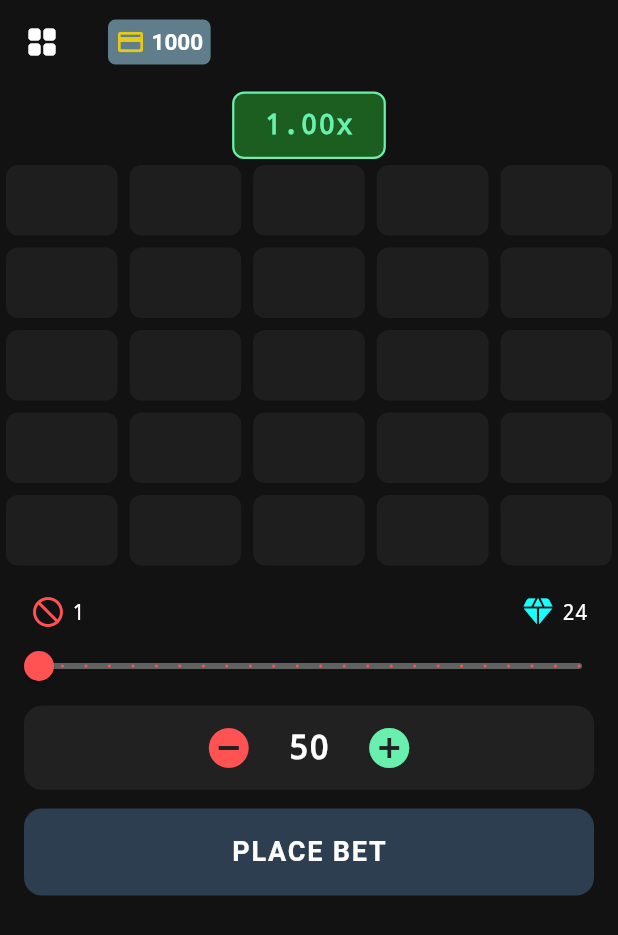
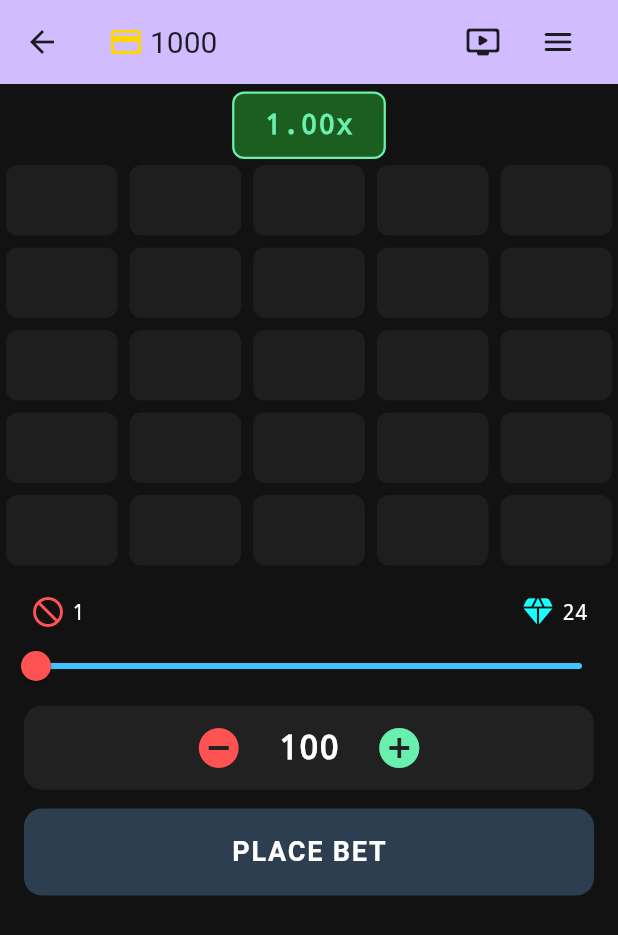
Before and after one commit to noahkim006/gamba_game, a Flutter app: the DiamondGame screen opened directly, after a tap on the "remove circle" icon, on a phone screen of 412 x 824 dp. Shown: the top 935 px of the screen. Run offline on Flutter 3.47's test engine with Material 3 defaults, Android fonts, the phone set to English and light mode, and no system bars; our stand-ins replace shared_preferences; accounts and stored records are empty.

```diff
--- a/lib/assets/globals.dart
+++ b/lib/assets/globals.dart
@@ -2,3 +2,6 @@
 
 ValueNotifier<int> betValue = ValueNotifier<int>(100);
 ValueNotifier<double> betMultiplier = ValueNotifier<double>(1.00);
+ValueNotifier<int> currentBalance = ValueNotifier<int>(0);
+
+// int testBal = getBalance();
--- a/lib/pages/diamonds_game_page.dart
+++ b/lib/pages/diamonds_game_page.dart
@@ -1,7 +1,8 @@
 import 'package:flutter/material.dart';
 import 'package:gamba_game/assets/globals.dart';
 import 'package:gamba_game/methods/balance_funcs.dart';
-import 'package:gamba_game/widgets/custom_appbar.dart';
+// import 'package:gamba_game/widgets/custom_appbar.dart';
+import 'package:shared_preferences/shared_preferences.dart';
 
 class DiamondGame extends StatefulWidget {
   const DiamondGame({super.key});
@@ -14,6 +15,7 @@
   bool _gameEnabled = false;
   bool _gameLost = false;
 
+  int _turnNumber = 1;
   double _sliderValue = 1.00;
   Set<int> _diamondTiles = {};
   final Set<int> _flippedTiles = {};
@@ -23,15 +25,67 @@
   static const Color _tileColor = Color(0xFF1E1E1E);
   static const Color _greenAccent = Colors.greenAccent;
   static const Color _redAccent = Colors.redAccent;
+  static const Color _blueAccent = Colors.lightBlueAccent;
   static const Color _buttonBlue = Color(0xFF2C3E50);
   static const Color _tileDiamondColor = Colors.green;
   static const Color _tileBombColor = Colors.red;
+
+  int _balance = 1000;
+
+  @override
+  void initState() {
+    super.initState();
+    _loadBalance();
+  }
+
+  Future<void> _loadBalance() async {
+    final prefs = await SharedPreferences.getInstance();
+    int? stored = prefs.getInt('user_balance');
+    if (stored == null) {
+      await prefs.setInt('user_balance', 1000);
+      stored = 1000;
+    }
+    setState(() {
+      _balance = stored!;
+    });
+  }
 
   @override
   Widget build(BuildContext context) {
     return Scaffold(
       backgroundColor: _bgColor,
-      appBar: const CustomAppBar(),
+      appBar: AppBar(
+        backgroundColor: Theme.of(context).colorScheme.inversePrimary,
+        title: Row(
+          mainAxisAlignment: MainAxisAlignment.spaceBetween,
+          children: [
+            Row(
+              children: [
+                const Icon(Icons.credit_card_rounded,
+                    color: Color.fromRGBO(255, 215, 0, 100)),
+                const SizedBox(width: 4),
+                Text(
+                  '$_balance',
+                  style: const TextStyle(fontSize: 20),
+                ),
+              ],
+            ),
+            Row(
+              children: [
+                IconButton(
+                  icon: const Icon(Icons.ondemand_video_rounded),
+                  onPressed: () {},
+                ),
+                const SizedBox(width: 2),
+                IconButton(
+                  icon: const Icon(Icons.menu_rounded),
+                  onPressed: () {},
+                ),
+              ],
+            ),
+          ],
+        ),
+      ),
       body: Column(
         children: [
           const SizedBox(height: 5),
@@ -149,10 +203,9 @@
       child: Slider(
         value: _sliderValue,
         min: 1.0,
-        max: 24.0,
-        divisions: 23,
+        max: 20.0,
         activeColor: _redAccent,
-        inactiveColor: Colors.grey.shade700,
+        inactiveColor: _blueAccent,
         onChanged: _gameEnabled
             ? null
             : (double value) => setState(() => _sliderValue = value),
@@ -237,12 +290,14 @@
   // ----- Game Logic -----
 
   void _handleTileTap(int index, bool isDiamond) {
-    _calculateCashoutMultiplier();
     setState(() {
+      _turnNumber++;
       _flippedTiles.add(index);
       if (!isDiamond) {
         _gameEnabled = false;
         _gameLost = true;
+      } else {
+        _calculateCashoutMultiplier();
       }
     });
   }
@@ -259,11 +314,21 @@
   }
 
   void _startNewGame() {
+    //============CLEAN UP=========================
     _gameEnabled = true;
     _gameLost = false;
+    _turnNumber = 1;
     _flippedTiles.clear();
     _diamondTiles.clear();
     _generateDiamondTiles();
+    betMultiplier.value = 1.00;
+    //============================================
+
+    // bet(betValue.value);
+    setState(() {
+      bet(betValue.value);
+      _loadBalance();
+    });
   }
 
   void _generateDiamondTiles() {
@@ -273,6 +338,39 @@
   }
 
   void _calculateCashoutMultiplier() {
-    // Future logic for multiplier calculation
+    const double houseEdge = 0.96;
+
+    int b = _sliderValue.round(); // number of mines
+    int x = _turnNumber - 1; // number of successful turns
+    int total = 25;
+    int safe = total - b;
+
+    // edge cases to avoid invalid math
+    if (x <= 0 || b >= 25 || safe - x < 0) {
+      betMultiplier.value = 1.0;
+      return;
+    }
+
+    double numeratorLeft = factorial(safe);
+    double denominatorLeft = factorial(total);
+
+    double numeratorRight = factorial(total - x);
+    double denominatorRight = factorial(safe - x);
+
+    double probability =
+        (numeratorLeft / denominatorLeft) * (numeratorRight / denominatorRight);
+
+    // Defensive check for division by zero or extremely small probability
+    if (probability <= 0) {
+      betMultiplier.value = 1000.0; // or some max cap
+      return;
+    }
+
+    double multiplier = (1 / probability) * houseEdge;
+
+    // Optional: Round for cleaner UI
+    betMultiplier.value = double.parse(multiplier.toStringAsFixed(2));
+
+    print("Calculated cashout multiplier: ${betMultiplier.value}");
   }
 }
```
Also changed, not shown: lib/main.dart (+10 -10 lines), lib/methods/balance_funcs.dart (+37 -1 lines).
